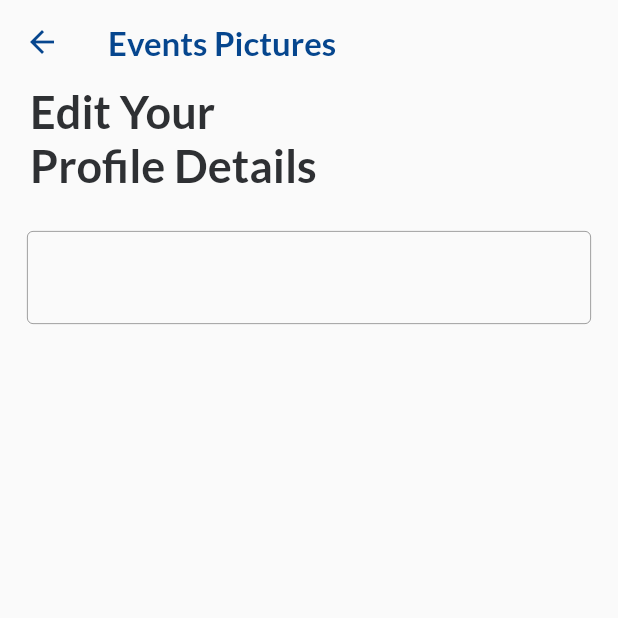
After one commit to shahbazakon/Snapped, a Flutter app: the EditProfile screen opened directly, on a phone screen of 412 x 824 dp, the top half of it. The commit adds this screen. Run offline on Flutter 3.47's test engine with Material 2 defaults, Android fonts, the phone set to English and light mode, and no system bars; drawn by our look-alikes of nb_utils; our stand-ins replace dio, google_fonts, share, shared_preferences; accounts and stored records are empty.

Commit message:
add edit profile

```diff
--- /dev/null
+++ b/lib/src/edit_profile.dart
@@ -0,0 +1,70 @@
+import 'package:flutter/material.dart';
+import 'package:nb_utils/nb_utils.dart';
+import 'package:snapped/utils/color.dart';
+
+class EditProfile extends StatefulWidget {
+  const EditProfile({Key? key}) : super(key: key);
+
+  @override
+  _EditProfileState createState() => _EditProfileState();
+}
+
+class _EditProfileState extends State<EditProfile> {
+  @override
+  Widget build(BuildContext context) {
+    return Scaffold(
+        // APP BAR
+        appBar: AppBar(
+          elevation: 0,
+          backgroundColor: Colors.transparent,
+          leading: IconButton(
+            icon: const Icon(Icons.arrow_back),
+            color: primaryColorDark,
+            onPressed: () {
+              finish(context);
+            },
+          ),
+          title: Text(
+            "Events Pictures",
+            maxLines: 2,
+            style: boldTextStyle(size: 22, color: primaryColorDark),
+          ),
+        ),
+
+        // EDIT PROFILE BODY
+        body: Form(
+          child: Column(
+            crossAxisAlignment: CrossAxisAlignment.start,
+            children: [
+              Padding(
+                padding: const EdgeInsets.symmetric(horizontal: 20),
+                child: Text('Edit Your\nProfile Details',
+                    style: boldTextStyle(size: 30)),
+              ),
+              SizedBox(height: 16),
+              Padding(
+                padding: const EdgeInsets.symmetric(horizontal: 18, vertical: 10),
+                child: Expanded(
+                  child: AppTextField(
+                    textStyle: primaryTextStyle(
+                        weight: FontWeight.bold, size: 18, color: Colors.grey),
+                    textFieldType: TextFieldType.OTHER,
+                    cursorColor: primaryColorDark,
+                    // controller: religionController
+                    //   ..text = profileDetailsData[0]["religion"],
+                    decoration: const InputDecoration(
+                      labelStyle: TextStyle(color: primaryColorDark),
+                      hintStyle: TextStyle(color: Colors.black12),
+                      focusedBorder: OutlineInputBorder(
+                          borderSide: BorderSide(color: primaryColorDark, width: 1)),
+                      enabledBorder: OutlineInputBorder(
+                          borderSide: BorderSide(color: grey, width: 0.5)),
+                    ),
+                  ),
+                ),
+              ),
+            ],
+          ),
+        ));
+  }
+}
```
Also changed, not shown: lib/src/Widget/no_item_found.dart (+9 -0 lines), lib/src/events_gallery.dart (+20 -11 lines).
